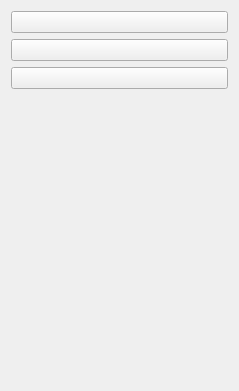
The window that src/ui/tool_button_widget.ui (albin-johansson/tactile) describes before a commit, drawn with Qt 5.
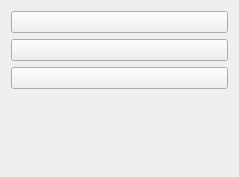
The same window after the commit. Icons and pictures are not drawn.

Commit message: Fix tool button widget alignment

What changed in the file:
```diff
--- a/src/ui/tool_button_widget.ui
+++ b/src/ui/tool_button_widget.ui
@@ -7,15 +7,9 @@
     <x>0</x>
     <y>0</y>
     <width>239</width>
-    <height>391</height>
+    <height>177</height>
    </rect>
   </property>
-  <property name="sizePolicy">
-   <sizepolicy hsizetype="Fixed" vsizetype="Fixed">
-    <horstretch>0</horstretch>
-    <verstretch>0</verstretch>
-   </sizepolicy>
-  </property>
   <property name="windowTitle">
    <string>Form</string>
   </property>
```
